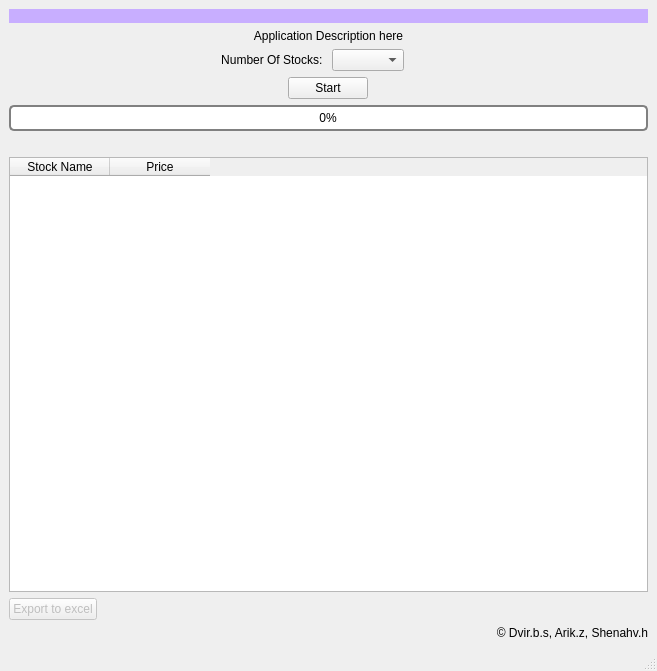
First picture: the form in app_gui.ui, repository dvirbens/YahooFinanceScraper, before the edit.
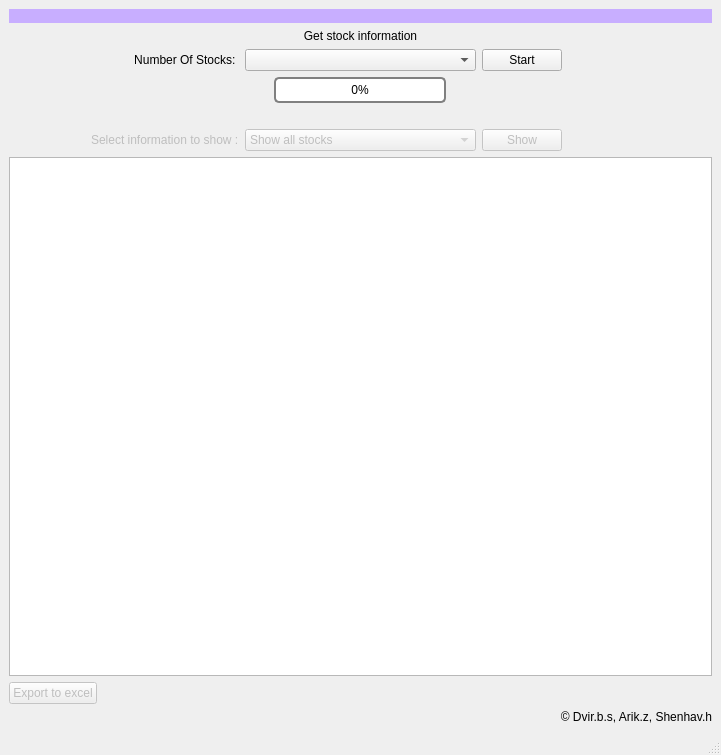
Second picture: the form after the edit. Icons and pictures are not drawn.

Commit message: Gui added, export to excel button added

Diff of the .ui file:
```diff
--- a/app_gui.ui
+++ b/app_gui.ui
@@ -9,8 +9,8 @@
    <rect>
     <x>0</x>
     <y>0</y>
-    <width>657</width>
-    <height>671</height>
+    <width>721</width>
+    <height>755</height>
    </rect>
   </property>
   <property name="contextMenuPolicy">
@@ -24,19 +24,12 @@
     <normaloff>icon.png</normaloff>icon.png</iconset>
   </property>
   <widget class="QWidget" name="centralwidget">
-   <layout class="QGridLayout" name="gridLayout">
-    <item row="7" column="0" alignment="Qt::AlignLeft">
-     <widget class="QPushButton" name="ExportBtn">
-      <property name="enabled">
-       <bool>false</bool>
+   <layout class="QVBoxLayout" name="verticalLayout">
+    <item>
+     <widget class="QLabel" name="label">
+      <property name="styleSheet">
+       <string notr="true">background-color: rgb(200, 174, 255);</string>
       </property>
-      <property name="text">
-       <string>Export to excel</string>
-      </property>
-     </widget>
-    </item>
-    <item row="5" column="0">
-     <widget class="QLabel" name="progress_msg">
       <property name="text">
        <string/>
       </property>
@@ -45,47 +38,51 @@
       </property>
      </widget>
     </item>
-    <item row="8" column="0">
-     <widget class="QLabel" name="label_4">
-      <property name="styleSheet">
-       <string notr="true">font: 6pt &quot;MS Shell Dlg 2&quot;;</string>
-      </property>
-      <property name="text">
-       <string> © Dvir.b.s, Arik.z, Shenahv.h</string>
-      </property>
-      <property name="alignment">
-       <set>Qt::AlignRight|Qt::AlignTrailing|Qt::AlignVCenter</set>
-      </property>
-     </widget>
-    </item>
-    <item row="1" column="0">
+    <item>
      <widget class="QLabel" name="label_2">
       <property name="styleSheet">
        <string notr="true">font: 12pt &quot;Calibri&quot;;</string>
       </property>
       <property name="text">
-       <string>Application Description here</string>
+       <string>Get stock information</string>
       </property>
       <property name="alignment">
        <set>Qt::AlignCenter</set>
       </property>
      </widget>
     </item>
-    <item row="6" column="0">
-     <widget class="QTableWidget" name="tableWidget">
-      <column>
-       <property name="text">
-        <string>Stock Name</string>
-       </property>
-      </column>
-      <column>
-       <property name="text">
-        <string>Price</string>
-       </property>
-      </column>
-     </widget>
+    <item>
+     <layout class="QHBoxLayout" name="horizontalLayout">
+      <item alignment="Qt::AlignRight">
+       <widget class="QLabel" name="label_3">
+        <property name="text">
+         <string>Number Of Stocks: </string>
+        </property>
+        <property name="alignment">
+         <set>Qt::AlignCenter</set>
+        </property>
+       </widget>
+      </item>
+      <item>
+       <widget class="QComboBox" name="NumberOfStocksCB">
+        <property name="editable">
+         <bool>false</bool>
+        </property>
+        <property name="currentIndex">
+         <number>-1</number>
+        </property>
+       </widget>
+      </item>
+      <item alignment="Qt::AlignLeft">
+       <widget class="QPushButton" name="startButton">
+        <property name="text">
+         <string>Start</string>
+        </property>
+       </widget>
+      </item>
+     </layout>
     </item>
-    <item row="4" column="0">
+    <item alignment="Qt::AlignHCenter">
      <widget class="QProgressBar" name="progressBar">
       <property name="enabled">
        <bool>true</bool>
@@ -112,50 +109,93 @@
       </property>
      </widget>
     </item>
-    <item row="2" column="0">
-     <layout class="QHBoxLayout" name="horizontalLayout">
+    <item>
+     <widget class="QLabel" name="progress_msg">
+      <property name="styleSheet">
+       <string notr="true">color: rgb(85, 0, 127);</string>
+      </property>
+      <property name="text">
+       <string/>
+      </property>
+      <property name="alignment">
+       <set>Qt::AlignCenter</set>
+      </property>
+     </widget>
+    </item>
+    <item>
+     <layout class="QHBoxLayout" name="horizontalLayout_2">
       <item alignment="Qt::AlignRight">
-       <widget class="QLabel" name="label_3">
+       <widget class="QLabel" name="label_5">
+        <property name="enabled">
+         <bool>false</bool>
+        </property>
         <property name="text">
-         <string>Number Of Stocks: </string>
+         <string>Select information to show :</string>
         </property>
-        <property name="alignment">
-         <set>Qt::AlignCenter</set>
+       </widget>
+      </item>
+      <item>
+       <widget class="QComboBox" name="informationSelectCB">
+        <property name="enabled">
+         <bool>false</bool>
         </property>
+        <item>
+         <property name="text">
+          <string>Show all stocks</string>
+         </property>
+        </item>
+        <item>
+         <property name="text">
+          <string>Top estimated profitable stocks</string>
+         </property>
+        </item>
+        <item>
+         <property name="text">
+          <string>Top earning per share stocks</string>
+         </property>
+        </item>
+        <item>
+         <property name="text">
+          <string>Top dividend stocks</string>
+         </property>
+        </item>
        </widget>
       </item>
       <item alignment="Qt::AlignLeft">
-       <widget class="QComboBox" name="NumberOfStocksCB">
-        <property name="editable">
+       <widget class="QPushButton" name="showInfoBtn">
+        <property name="enabled">
          <bool>false</bool>
         </property>
-        <property name="currentIndex">
-         <number>-1</number>
+        <property name="text">
+         <string>Show</string>
         </property>
        </widget>
       </item>
      </layout>
     </item>
-    <item row="0" column="0">
-     <widget class="QLabel" name="label">
+    <item>
+     <widget class="QTableWidget" name="tableWidget"/>
+    </item>
+    <item alignment="Qt::AlignLeft">
+     <widget class="QPushButton" name="ExportBtn">
+      <property name="enabled">
+       <bool>false</bool>
+      </property>
+      <property name="text">
+       <string>Export to excel</string>
+      </property>
+     </widget>
+    </item>
+    <item>
+     <widget class="QLabel" name="label_4">
       <property name="styleSheet">
-       <string notr="true">background-color: rgb(200, 174, 255);</string>
+       <string notr="true">font: 6pt &quot;MS Shell Dlg 2&quot;;</string>
       </property>
       <property name="text">
-       <string/>
-      </property>
-      <property name="pixmap">
-       <pixmap>Logo (1).png</pixmap>
+       <string> © Dvir.b.s, Arik.z, Shenhav.h</string>
       </property>
       <property name="alignment">
-       <set>Qt::AlignCenter</set>
-      </property>
-     </widget>
-    </item>
-    <item row="3" column="0" alignment="Qt::AlignHCenter">
-     <widget class="QPushButton" name="startButton">
-      <property name="text">
-       <string>Start</string>
+       <set>Qt::AlignRight|Qt::AlignTrailing|Qt::AlignVCenter</set>
       </property>
      </widget>
     </item>
```
Left out of the diff: 5 changed lines with no effect on the pictures. The commit also changes 1 other file.
